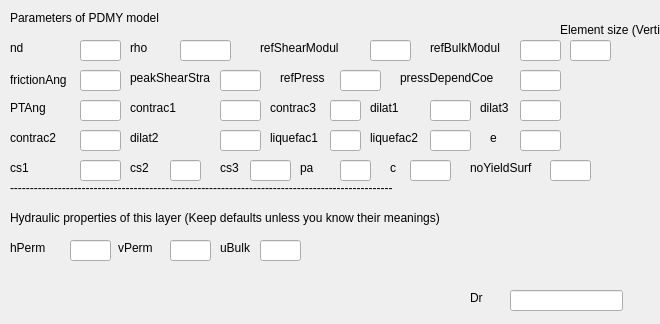
Old version of the form UI/PDMY02.ui in the repository NHERI-SimCenter/s3hark.
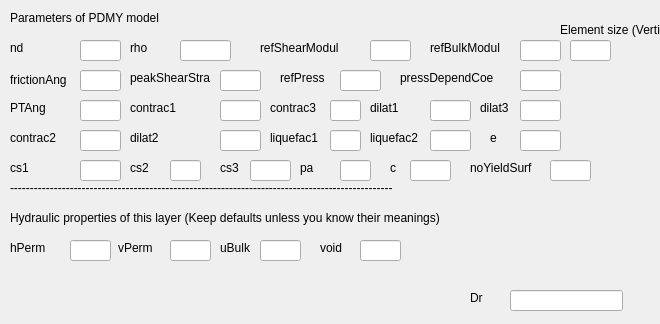
New version of the form.

```diff
--- a/UI/PDMY02.ui
+++ b/UI/PDMY02.ui
@@ -719,6 +719,29 @@
     <string>contrac2</string>
    </property>
   </widget>
+  <widget class="QLineEdit" name="evoid">
+   <property name="geometry">
+    <rect>
+     <x>360</x>
+     <y>240</y>
+     <width>41</width>
+     <height>21</height>
+    </rect>
+   </property>
+  </widget>
+  <widget class="QLabel" name="evoid_2">
+   <property name="geometry">
+    <rect>
+     <x>320</x>
+     <y>240</y>
+     <width>41</width>
+     <height>16</height>
+    </rect>
+   </property>
+   <property name="text">
+    <string>void</string>
+   </property>
+  </widget>
  </widget>
  <resources/>
  <connections/>
```
